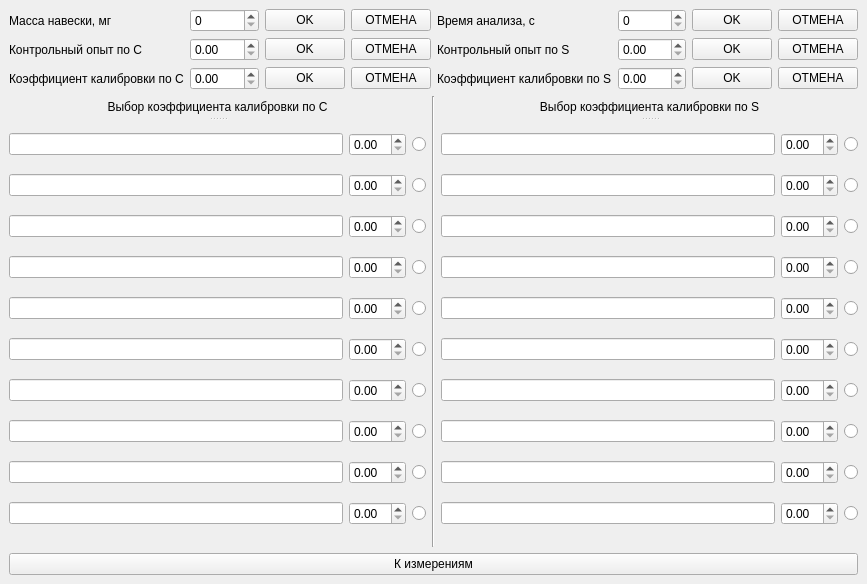
YoLandy/Gasoanalysator, file front/parampage.ui: the form before one commit.
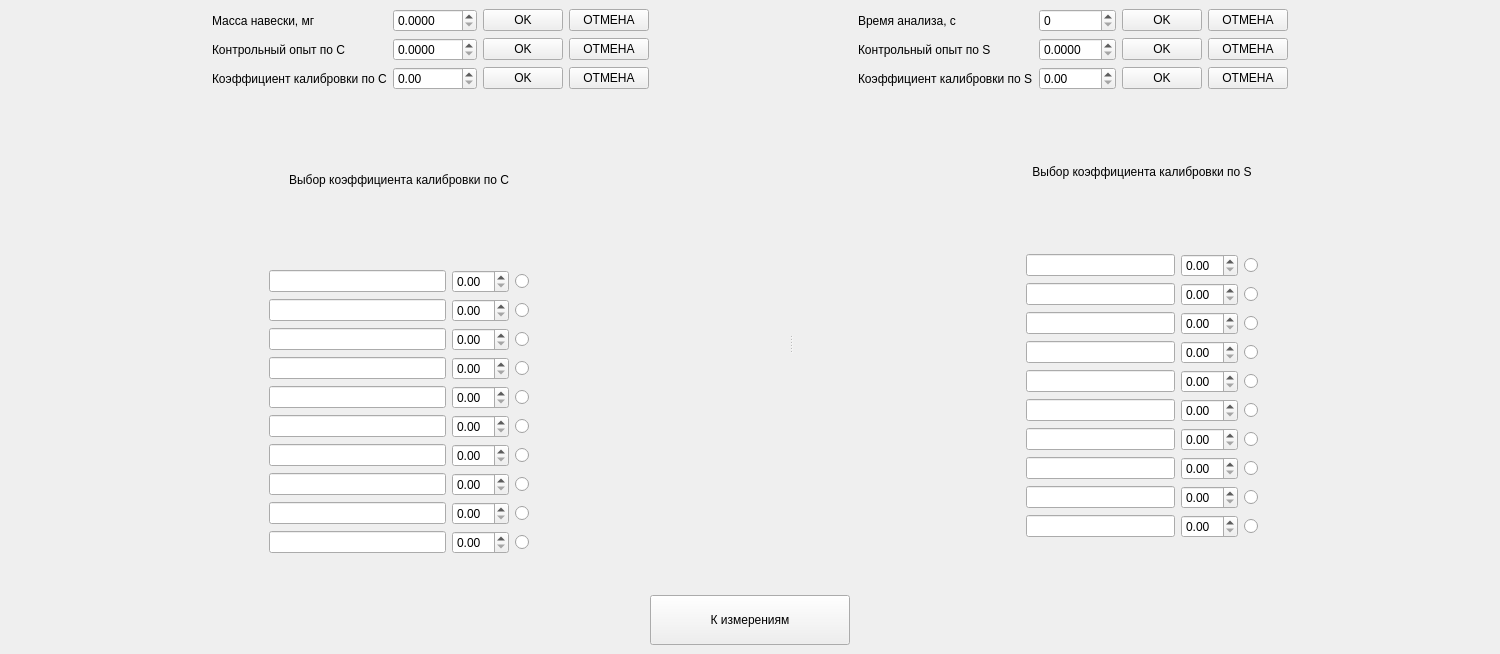
The form after the commit.

What changed in the file:
```diff
--- a/front/parampage.ui
+++ b/front/parampage.ui
@@ -6,17 +6,47 @@
    <rect>
     <x>0</x>
     <y>0</y>
-    <width>867</width>
-    <height>584</height>
+    <width>1500</width>
+    <height>654</height>
    </rect>
   </property>
+  <property name="minimumSize">
+   <size>
+    <width>1000</width>
+    <height>652</height>
+   </size>
+  </property>
+  <property name="maximumSize">
+   <size>
+    <width>1500</width>
+    <height>654</height>
+   </size>
+  </property>
   <property name="windowTitle">
    <string>MainWindow</string>
   </property>
+  <property name="styleSheet">
+   <string notr="true">font: 75 18pt &quot;MS Shell Dlg 2&quot;;</string>
+  </property>
   <widget class="QWidget" name="centralwidget">
-   <layout class="QGridLayout" name="gridLayout_4">
+   <layout class="QGridLayout" name="gridLayout_5">
     <item row="0" column="0">
-     <layout class="QGridLayout" name="gridLayout_3">
+     <layout class="QHBoxLayout" name="horizontalLayout_3">
+      <item>
+       <spacer name="horizontalSpacer_7">
+        <property name="orientation">
+         <enum>Qt::Horizontal</enum>
+        </property>
+        <property name="sizeHint" stdset="0">
+         <size>
+          <width>13</width>
+          <height>20</height>
+         </size>
+        </property>
+       </spacer>
+      </item>
+      <item>
+       <layout class="QGridLayout" name="gridLayout_2">
       <item row="0" column="0">
        <widget class="QLabel" name="label">
         <property name="text">
@@ -38,34 +68,6 @@
         </property>
        </widget>
       </item>
-      <item row="0" column="4">
-       <widget class="QLabel" name="label_2">
-        <property name="text">
-         <string>Время анализа, c</string>
-        </property>
-       </widget>
-      </item>
-      <item row="0" column="5">
-       <widget class="QSpinBox" name="time_sb">
-        <property name="maximum">
-         <number>9999</number>
-        </property>
-       </widget>
-      </item>
-      <item row="0" column="6">
-       <widget class="QPushButton" name="time_save_btn">
-        <property name="text">
-         <string>OK</string>
-        </property>
-       </widget>
-      </item>
-      <item row="0" column="7">
-       <widget class="QPushButton" name="time_cancel_btn">
-        <property name="text">
-         <string>ОТМЕНА</string>
-        </property>
-       </widget>
-      </item>
       <item row="1" column="0">
        <widget class="QLabel" name="label_3">
         <property name="text">
@@ -75,6 +77,9 @@
       </item>
       <item row="1" column="1">
        <widget class="QDoubleSpinBox" name="control_exp_C_sb">
+          <property name="decimals">
+           <number>4</number>
+          </property>
         <property name="maximum">
          <double>999.990000000000009</double>
         </property>
@@ -94,28 +99,123 @@
         </property>
        </widget>
       </item>
-      <item row="1" column="4">
+        <item row="2" column="0">
+         <widget class="QLabel" name="label_5">
+          <property name="text">
+           <string>Коэффициент калибровки по C</string>
+          </property>
+         </widget>
+        </item>
+        <item row="2" column="1">
+         <widget class="QDoubleSpinBox" name="koeff_C_sb">
+          <property name="decimals">
+           <number>2</number>
+          </property>
+          <property name="singleStep">
+           <double>0.010000000000000</double>
+          </property>
+         </widget>
+        </item>
+        <item row="2" column="2">
+         <widget class="QPushButton" name="koeff_C_save_btn">
+          <property name="text">
+           <string>OK</string>
+          </property>
+         </widget>
+        </item>
+        <item row="2" column="3">
+         <widget class="QPushButton" name="koeff_C_cancel_btn">
+          <property name="text">
+           <string>ОТМЕНА</string>
+          </property>
+         </widget>
+        </item>
+        <item row="0" column="1">
+         <widget class="QDoubleSpinBox" name="mass_sb">
+          <property name="decimals">
+           <number>4</number>
+          </property>
+          <property name="maximum">
+           <double>9999.989999999999782</double>
+          </property>
+          <property name="singleStep">
+           <double>0.000100000000000</double>
+          </property>
+         </widget>
+        </item>
+       </layout>
+      </item>
+      <item>
+       <spacer name="horizontalSpacer_5">
+        <property name="orientation">
+         <enum>Qt::Horizontal</enum>
+        </property>
+        <property name="sizeHint" stdset="0">
+         <size>
+          <width>27</width>
+          <height>20</height>
+         </size>
+        </property>
+       </spacer>
+      </item>
+      <item>
+       <layout class="QGridLayout" name="gridLayout_3">
+        <item row="0" column="0">
+         <widget class="QLabel" name="label_2">
+          <property name="text">
+           <string>Время анализа, c</string>
+          </property>
+         </widget>
+        </item>
+        <item row="0" column="1">
+         <widget class="QSpinBox" name="time_sb">
+          <property name="maximum">
+           <number>9999</number>
+          </property>
+         </widget>
+        </item>
+        <item row="0" column="2">
+         <widget class="QPushButton" name="time_save_btn">
+          <property name="text">
+           <string>OK</string>
+          </property>
+         </widget>
+        </item>
+        <item row="0" column="3">
+         <widget class="QPushButton" name="time_cancel_btn">
+          <property name="text">
+           <string>ОТМЕНА</string>
+          </property>
+         </widget>
+        </item>
+        <item row="1" column="0">
        <widget class="QLabel" name="label_4">
         <property name="text">
          <string>Контрольный опыт по S</string>
         </property>
        </widget>
       </item>
-      <item row="1" column="5">
+        <item row="1" column="1">
        <widget class="QDoubleSpinBox" name="control_exp_S_sb">
+          <property name="decimals">
+           <number>4</number>
+          </property>
         <property name="maximum">
          <double>999.990000000000009</double>
         </property>
-       </widget>
-      </item>
-      <item row="1" column="6">
+          <property name="singleStep">
+           <double>0.000100000000000</double>
+          </property>
+         </widget>
+        </item>
+        <item row="1" column="2">
        <widget class="QPushButton" name="control_exp_S_save_btn">
         <property name="text">
          <string>OK</string>
         </property>
        </widget>
       </item>
-      <item row="1" column="7">
+        <item row="1" column="3">
        <widget class="QPushButton" name="control_exp_S_cancel_btn">
         <property name="text">
          <string>ОТМЕНА</string>
@@ -123,69 +223,76 @@
        </widget>
       </item>
       <item row="2" column="0">
-       <widget class="QLabel" name="label_5">
-        <property name="text">
-         <string>Коэффициент калибровки по C</string>
-        </property>
-       </widget>
-      </item>
-      <item row="2" column="1">
-       <widget class="QDoubleSpinBox" name="koeff_C_sb"/>
-      </item>
-      <item row="2" column="2">
-       <widget class="QPushButton" name="koeff_C_save_btn">
-        <property name="text">
-         <string>OK</string>
-        </property>
-       </widget>
-      </item>
-      <item row="2" column="3">
-       <widget class="QPushButton" name="koeff_C_cancel_btn">
-        <property name="text">
-         <string>ОТМЕНА</string>
-        </property>
-       </widget>
-      </item>
-      <item row="2" column="4">
        <widget class="QLabel" name="label_6">
         <property name="text">
          <string>Коэффициент калибровки по S</string>
         </property>
        </widget>
       </item>
-      <item row="2" column="5">
-       <widget class="QDoubleSpinBox" name="koeff_S_sb"/>
-      </item>
-      <item row="2" column="6">
+        <item row="2" column="1">
+         <widget class="QDoubleSpinBox" name="koeff_S_sb">
+          <property name="decimals">
+           <number>2</number>
+          </property>
+          <property name="singleStep">
+           <double>0.010000000000000</double>
+          </property>
+         </widget>
+        </item>
+        <item row="2" column="2">
        <widget class="QPushButton" name="koeff_S_save_btn">
         <property name="text">
          <string>OK</string>
         </property>
        </widget>
       </item>
-      <item row="2" column="7">
+        <item row="2" column="3">
        <widget class="QPushButton" name="koeff_S_cancel_btn">
         <property name="text">
          <string>ОТМЕНА</string>
         </property>
        </widget>
       </item>
-      <item row="0" column="1">
-       <widget class="QSpinBox" name="mass_sb">
-        <property name="maximum">
-         <number>9999</number>
+       </layout>
+      </item>
+      <item>
+       <spacer name="horizontalSpacer_6">
+        <property name="orientation">
+         <enum>Qt::Horizontal</enum>
         </property>
-       </widget>
+        <property name="sizeHint" stdset="0">
+         <size>
+          <width>17</width>
+          <height>20</height>
+         </size>
+        </property>
+       </spacer>
       </item>
      </layout>
     </item>
     <item row="1" column="0">
+     <widget class="QSplitter" name="splitter">
+      <property name="orientation">
+       <enum>Qt::Horizontal</enum>
+      </property>
+      <widget class="QWidget" name="layoutWidget">
      <layout class="QHBoxLayout" name="horizontalLayout">
       <item>
-       <widget class="QSplitter" name="splitter_2">
+         <spacer name="horizontalSpacer_3">
         <property name="orientation">
-         <enum>Qt::Vertical</enum>
-        </property>
+           <enum>Qt::Horizontal</enum>
+          </property>
+          <property name="sizeHint" stdset="0">
+           <size>
+            <width>207</width>
+            <height>20</height>
+           </size>
+          </property>
+         </spacer>
+        </item>
+        <item>
+         <layout class="QVBoxLayout" name="verticalLayout">
+          <item>
         <widget class="QLabel" name="label_7">
          <property name="maximumSize">
           <size>
@@ -200,7 +307,8 @@
           <set>Qt::AlignCenter</set>
          </property>
         </widget>
-        <widget class="QWidget" name="layoutWidget">
+          </item>
+          <item>
          <layout class="QGridLayout" name="gridLayout">
           <item row="0" column="0">
            <widget class="QLineEdit" name="lineEdit_1"/>
@@ -333,21 +441,42 @@
            </widget>
           </item>
          </layout>
-        </widget>
-       </widget>
-      </item>
+          </item>
+         </layout>
+        </item>
       <item>
-       <widget class="Line" name="line">
+         <spacer name="horizontalSpacer_9">
         <property name="orientation">
-         <enum>Qt::Vertical</enum>
-        </property>
-       </widget>
-      </item>
+           <enum>Qt::Horizontal</enum>
+          </property>
+          <property name="sizeHint" stdset="0">
+           <size>
+            <width>40</width>
+            <height>20</height>
+           </size>
+          </property>
+         </spacer>
+        </item>
+       </layout>
+      </widget>
+      <widget class="QWidget" name="layoutWidget">
+       <layout class="QHBoxLayout" name="horizontalLayout_4">
       <item>
-       <widget class="QSplitter" name="splitter">
+         <spacer name="horizontalSpacer_8">
         <property name="orientation">
-         <enum>Qt::Vertical</enum>
-        </property>
+           <enum>Qt::Horizontal</enum>
+          </property>
+          <property name="sizeHint" stdset="0">
+           <size>
+            <width>40</width>
+            <height>20</height>
+           </size>
+          </property>
+         </spacer>
+        </item>
+        <item>
+         <layout class="QVBoxLayout" name="verticalLayout_2">
+          <item>
         <widget class="QLabel" name="label_8">
          <property name="maximumSize">
           <size>
@@ -362,37 +491,15 @@
           <set>Qt::AlignCenter</set>
          </property>
         </widget>
-        <widget class="QWidget" name="layoutWidget">
-         <layout class="QGridLayout" name="gridLayout_2">
+          </item>
+          <item>
+           <layout class="QGridLayout" name="gridLayout_4">
           <item row="0" column="0">
            <widget class="QLineEdit" name="lineEdit_11"/>
           </item>
-          <item row="2" column="1">
-           <widget class="QDoubleSpinBox" name="doubleSpinBox_13"/>
-          </item>
-          <item row="1" column="2">
-           <widget class="QRadioButton" name="radioButton_12">
-            <property name="text">
-             <string/>
-            </property>
-           </widget>
-          </item>
-          <item row="1" column="0">
-           <widget class="QLineEdit" name="lineEdit_12"/>
-          </item>
-          <item row="2" column="2">
-           <widget class="QRadioButton" name="radioButton_13">
-            <property name="text">
-             <string/>
-            </property>
-           </widget>
-          </item>
           <item row="0" column="1">
            <widget class="QDoubleSpinBox" name="doubleSpinBox_11"/>
           </item>
-          <item row="3" column="1">
-           <widget class="QDoubleSpinBox" name="doubleSpinBox_14"/>
-          </item>
           <item row="0" column="2">
            <widget class="QRadioButton" name="radioButton_11">
             <property name="text">
@@ -400,9 +507,38 @@
             </property>
            </widget>
           </item>
+            <item row="1" column="0">
+             <widget class="QLineEdit" name="lineEdit_12"/>
+            </item>
+            <item row="1" column="1">
+             <widget class="QDoubleSpinBox" name="doubleSpinBox_12"/>
+            </item>
+            <item row="1" column="2">
+             <widget class="QRadioButton" name="radioButton_12">
+              <property name="text">
+               <string/>
+              </property>
+             </widget>
+            </item>
           <item row="2" column="0">
            <widget class="QLineEdit" name="lineEdit_13"/>
           </item>
+            <item row="2" column="1">
+             <widget class="QDoubleSpinBox" name="doubleSpinBox_13"/>
+            </item>
+            <item row="2" column="2">
+             <widget class="QRadioButton" name="radioButton_13">
+              <property name="text">
+               <string/>
+              </property>
+             </widget>
+            </item>
+            <item row="3" column="0">
+             <widget class="QLineEdit" name="lineEdit_14"/>
+            </item>
+            <item row="3" column="1">
+             <widget class="QDoubleSpinBox" name="doubleSpinBox_14"/>
+            </item>
           <item row="3" column="2">
            <widget class="QRadioButton" name="radioButton_14">
             <property name="text">
@@ -410,9 +546,6 @@
             </property>
            </widget>
           </item>
-          <item row="1" column="1">
-           <widget class="QDoubleSpinBox" name="doubleSpinBox_12"/>
-          </item>
           <item row="4" column="0">
            <widget class="QLineEdit" name="lineEdit_15"/>
           </item>
@@ -445,12 +578,6 @@
           <item row="6" column="1">
            <widget class="QDoubleSpinBox" name="doubleSpinBox_17"/>
           </item>
-          <item row="7" column="1">
-           <widget class="QDoubleSpinBox" name="doubleSpinBox_18"/>
-          </item>
-          <item row="8" column="0">
-           <widget class="QLineEdit" name="lineEdit_19"/>
-          </item>
           <item row="6" column="2">
            <widget class="QRadioButton" name="radioButton_17">
             <property name="text">
@@ -461,6 +588,9 @@
           <item row="7" column="0">
            <widget class="QLineEdit" name="lineEdit_18"/>
           </item>
+            <item row="7" column="1">
+             <widget class="QDoubleSpinBox" name="doubleSpinBox_18"/>
+            </item>
           <item row="7" column="2">
            <widget class="QRadioButton" name="radioButton_18">
             <property name="text">
@@ -468,6 +598,9 @@
             </property>
            </widget>
           </item>
+            <item row="8" column="0">
+             <widget class="QLineEdit" name="lineEdit_19"/>
+            </item>
           <item row="8" column="1">
            <widget class="QDoubleSpinBox" name="doubleSpinBox_19"/>
           </item>
@@ -491,21 +624,69 @@
             </property>
            </widget>
           </item>
-          <item row="3" column="0">
-           <widget class="QLineEdit" name="lineEdit_14"/>
+           </layout>
           </item>
          </layout>
-        </widget>
-       </widget>
-      </item>
-     </layout>
+        </item>
+        <item>
+         <spacer name="horizontalSpacer_4">
+          <property name="orientation">
+           <enum>Qt::Horizontal</enum>
+          </property>
+          <property name="sizeHint" stdset="0">
+           <size>
+            <width>158</width>
+            <height>20</height>
+           </size>
+          </property>
+         </spacer>
+        </item>
+       </layout>
+      </widget>
+     </widget>
     </item>
     <item row="2" column="0">
+     <layout class="QHBoxLayout" name="horizontalLayout_2">
+      <item>
+       <spacer name="horizontalSpacer">
+        <property name="orientation">
+         <enum>Qt::Horizontal</enum>
+        </property>
+        <property name="sizeHint" stdset="0">
+         <size>
+          <width>40</width>
+          <height>20</height>
+         </size>
+        </property>
+       </spacer>
+      </item>
+      <item>
      <widget class="QPushButton" name="back_btn">
+        <property name="minimumSize">
+         <size>
+          <width>200</width>
+          <height>50</height>
+         </size>
+        </property>
       <property name="text">
        <string>К измерениям</string>
       </property>
      </widget>
+      </item>
+      <item>
+       <spacer name="horizontalSpacer_2">
+        <property name="orientation">
+         <enum>Qt::Horizontal</enum>
+        </property>
+        <property name="sizeHint" stdset="0">
+         <size>
+          <width>40</width>
+          <height>20</height>
+         </size>
+        </property>
+       </spacer>
+      </item>
+     </layout>
     </item>
    </layout>
   </widget>
```
Left out of the diff: 3 changed lines with no effect on the pictures. Lines whose indentation alone changed are shown as unchanged.
